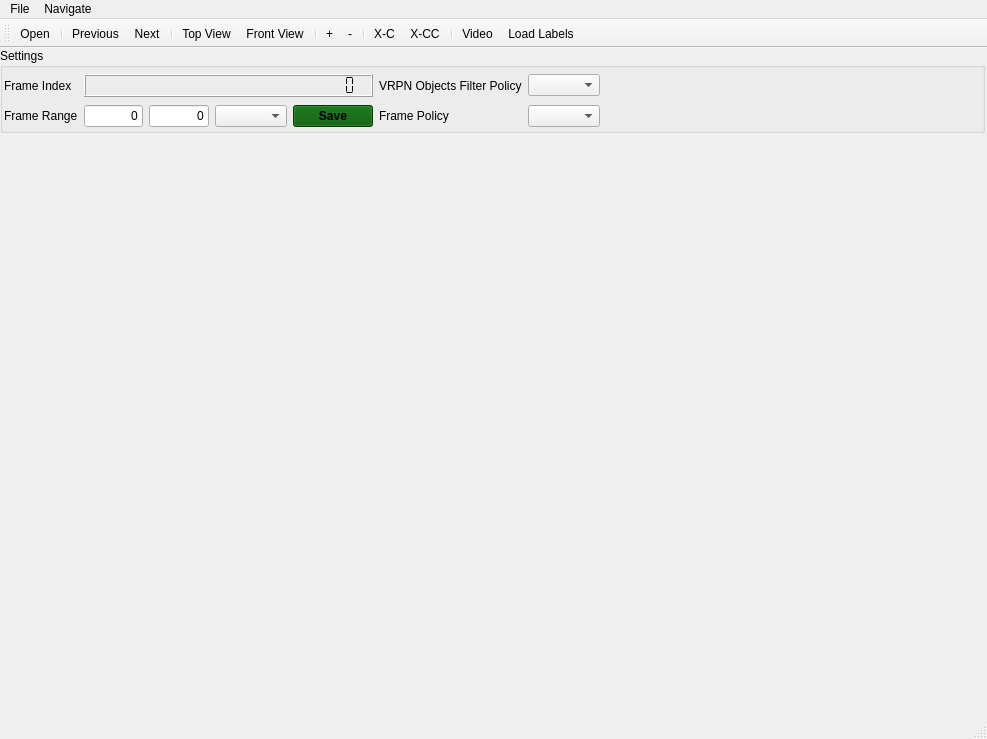
hcilab-uic/ipme, file tools/workbench/visualization_window.ui: the form before one commit.
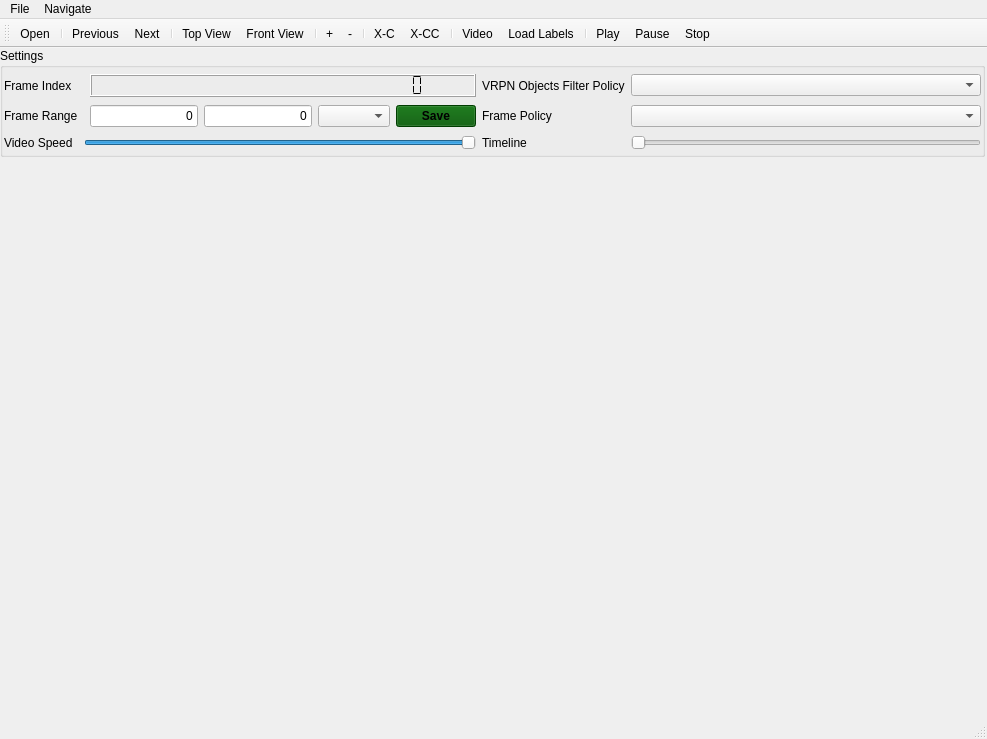
The form after the commit. Icons and pictures are not drawn.

Commit message: Slider and other video specifics

The edit to the form file:
```diff
--- a/tools/workbench/visualization_window.ui
+++ b/tools/workbench/visualization_window.ui
@@ -18,9 +18,9 @@
     <property name="geometry">
      <rect>
       <x>0</x>
-      <y>88</y>
+      <y>112</y>
       <width>985</width>
-      <height>573</height>
+      <height>549</height>
      </rect>
     </property>
     <layout class="QVBoxLayout" name="scene_vertical_layout"/>
@@ -31,7 +31,7 @@
       <x>0</x>
       <y>0</y>
       <width>985</width>
-      <height>85</height>
+      <height>109</height>
      </rect>
     </property>
     <property name="title">
@@ -42,29 +42,12 @@
       <rect>
        <x>4</x>
        <y>24</y>
-       <width>596</width>
-       <height>59</height>
+       <width>977</width>
+       <height>80</height>
       </rect>
      </property>
      <layout class="QGridLayout" name="settings_grid">
-      <item row="1" column="2">
-       <widget class="QLabel" name="vrpn_filter_policy_label">
-        <property name="text">
-         <string>VRPN Objects Filter Policy</string>
-        </property>
-       </widget>
-      </item>
-      <item row="1" column="1">
-       <widget class="QLCDNumber" name="frame_index_lcd">
-        <property name="digitCount">
-         <number>28</number>
-        </property>
-        <property name="segmentStyle">
-         <enum>QLCDNumber::Flat</enum>
-        </property>
-       </widget>
-      </item>
-      <item row="2" column="1">
+      <item row="2" column="2">
        <layout class="QGridLayout" name="frame_range_grid">
         <item row="0" column="0">
          <widget class="QLineEdit" name="start_frame_edit">
@@ -102,6 +85,13 @@
         </item>
        </layout>
       </item>
+      <item row="3" column="0">
+       <widget class="QLabel" name="video_speed_label">
+        <property name="text">
+         <string>Video Speed</string>
+        </property>
+       </widget>
+      </item>
       <item row="1" column="0">
        <widget class="QLabel" name="frame_index_label">
         <property name="text">
@@ -109,6 +99,20 @@
         </property>
        </widget>
       </item>
+      <item row="2" column="3">
+       <widget class="QLabel" name="frame_policy_label">
+        <property name="text">
+         <string>Frame Policy</string>
+        </property>
+       </widget>
+      </item>
+      <item row="1" column="4">
+       <widget class="QComboBox" name="vrpn_filter_policy_combobox">
+        <property name="currentText">
+         <string/>
+        </property>
+       </widget>
+      </item>
       <item row="2" column="0">
        <widget class="QLabel" name="frame_range_label">
         <property name="text">
@@ -117,22 +121,52 @@
        </widget>
       </item>
       <item row="1" column="3">
-       <widget class="QComboBox" name="vrpn_filter_policy_combobox">
-        <property name="currentText">
-         <string/>
-        </property>
-       </widget>
-      </item>
-      <item row="2" column="2">
-       <widget class="QLabel" name="frame_policy_label">
+       <widget class="QLabel" name="vrpn_filter_policy_label">
         <property name="text">
-         <string>Frame Policy</string>
+         <string>VRPN Objects Filter Policy</string>
         </property>
        </widget>
       </item>
-      <item row="2" column="3">
+      <item row="2" column="4">
        <widget class="QComboBox" name="frame_policy_combobox"/>
       </item>
+      <item row="1" column="2">
+       <widget class="QLCDNumber" name="frame_index_lcd">
+        <property name="digitCount">
+         <number>28</number>
+        </property>
+        <property name="segmentStyle">
+         <enum>QLCDNumber::Flat</enum>
+        </property>
+       </widget>
+      </item>
+      <item row="3" column="1" colspan="2">
+       <widget class="QSlider" name="video_speed_slider">
+        <property name="singleStep">
+         <number>1</number>
+        </property>
+        <property name="value">
+         <number>99</number>
+        </property>
+        <property name="orientation">
+         <enum>Qt::Horizontal</enum>
+        </property>
+       </widget>
+      </item>
+      <item row="3" column="4">
+       <widget class="QSlider" name="video_timeline_slider">
+        <property name="orientation">
+         <enum>Qt::Horizontal</enum>
+        </property>
+       </widget>
+      </item>
+      <item row="3" column="3">
+       <widget class="QLabel" name="video_timeline_label">
+        <property name="text">
+         <string>Timeline</string>
+        </property>
+       </widget>
+      </item>
      </layout>
     </widget>
    </widget>
@@ -190,6 +224,10 @@
    <addaction name="separator"/>
    <addaction name="action_launch_video"/>
    <addaction name="action_load_labels"/>
+   <addaction name="separator"/>
+   <addaction name="action_play"/>
+   <addaction name="action_pause"/>
+   <addaction name="action_stop"/>
   </widget>
   <action name="file_open">
    <property name="text">
@@ -258,6 +296,33 @@
     <string>Load Labels</string>
    </property>
   </action>
+  <action name="action_play">
+   <property name="icon">
+    <iconset resource="resources.qrc">
+     <normaloff>:/icons/icons/play-button.png</normaloff>:/icons/icons/play-button.png</iconset>
+   </property>
+   <property name="text">
+    <string>Play</string>
+   </property>
+  </action>
+  <action name="action_pause">
+   <property name="icon">
+    <iconset resource="resources.qrc">
+     <normaloff>:/icons/icons/pause.png</normaloff>:/icons/icons/pause.png</iconset>
+   </property>
+   <property name="text">
+    <string>Pause</string>
+   </property>
+  </action>
+  <action name="action_stop">
+   <property name="icon">
+    <iconset resource="resources.qrc">
+     <normaloff>:/icons/icons/stop.png</normaloff>:/icons/icons/stop.png</iconset>
+   </property>
+   <property name="text">
+    <string>Stop</string>
+   </property>
+  </action>
  </widget>
  <resources/>
  <connections/>
```
Left out of the diff: 4 changed lines with no effect on the pictures. The commit also changes 9 other files.
